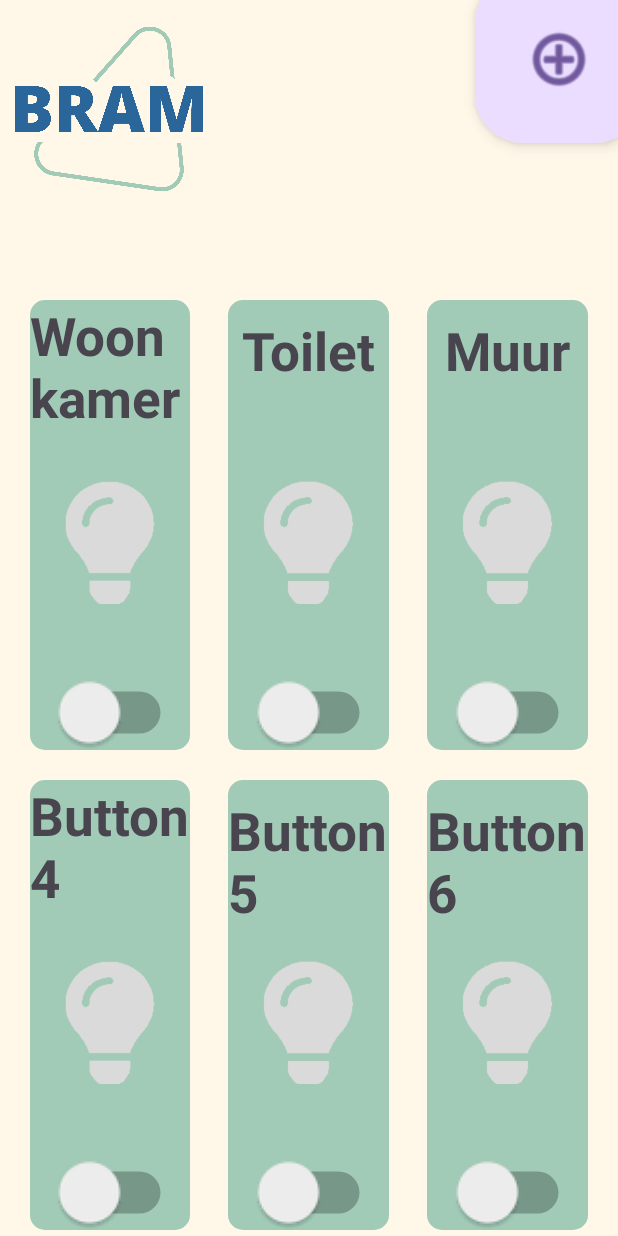
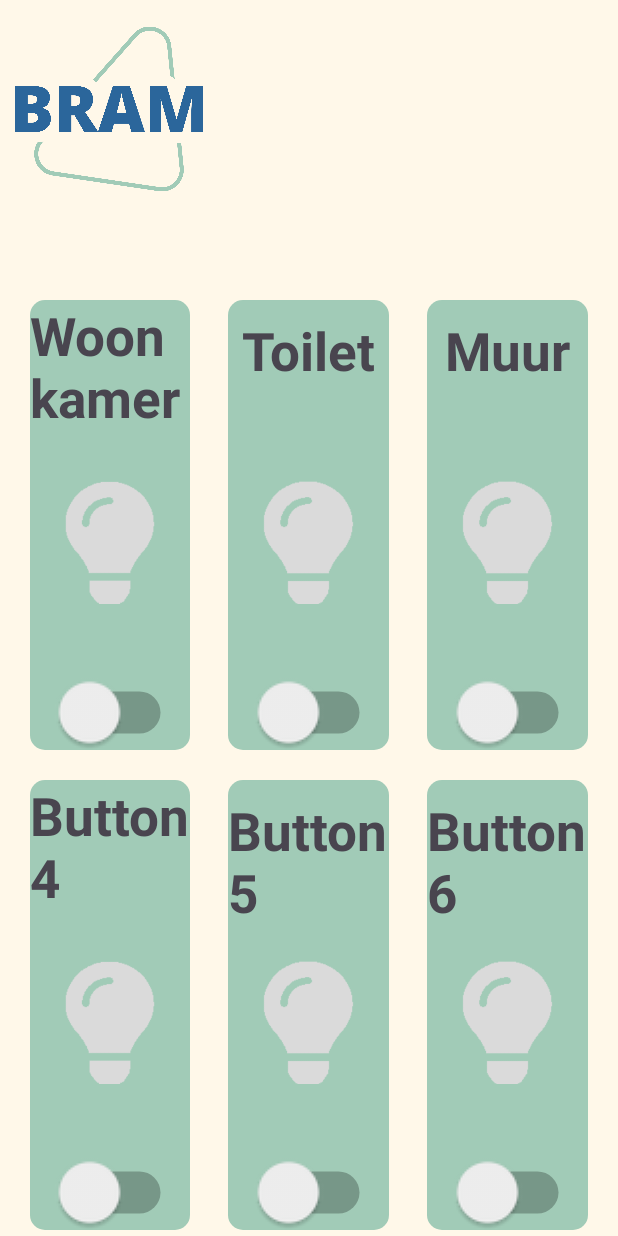
Before and after one commit to 6028083/BRAM, an Android app: the layout activity_lichten_toilet.xml on its own in the app's theme, with its tools: preview values and no code run, on a phone screen of 412 x 824 dp. Run offline under Robolectric (Android 15) with nearby library versions, the phone set to English and light mode, and no system bars.

```diff
--- a/app/src/main/AndroidManifest.xml
+++ b/app/src/main/AndroidManifest.xml
@@ -17,7 +17,7 @@
             android:name=".fotoalbum"
             android:exported="false" />
         <activity
-            android:name=".lichten_woonkamer"
+            android:name=".lichten_toilet"
             android:exported="false" />
         <activity
             android:name=".MainActivity"
--- a/app/src/main/java/com/example/bram/MainActivity.java
+++ b/app/src/main/java/com/example/bram/MainActivity.java
@@ -40,7 +40,7 @@ public class MainActivity extends AppCompatActivity {
             @Override
             public void onClick(View v) {
                 // Start the new activity
-                Intent intent = new Intent(MainActivity.this, fotoalbum.class);
+                Intent intent = new Intent(MainActivity.this, lichten_toilet.class);
                 startActivity(intent);
             }
         });
--- a/app/src/main/res/layout/activity_lichten_toilet.xml
+++ b/app/src/main/res/layout/activity_lichten_toilet.xml
@@ -258,16 +258,5 @@
         </LinearLayout>
     </LinearLayout>
 
-    <com.google.android.material.floatingactionbutton.FloatingActionButton
-        android:id="@+id/floatingActionButton"
-        android:layout_width="wrap_content"
-        android:layout_height="wrap_content"
-        android:layout_marginTop="11dp"
-        android:layout_marginEnd="11dp"
-        android:clickable="true"
-        app:layout_constraintEnd_toEndOf="parent"
-        app:layout_constraintTop_toTopOf="parent"
-        app:srcCompat="@android:drawable/ic_menu_add"
-        android:scaleX="2"
-        android:scaleY="2"/>
+
 </androidx.constraintlayout.widget.ConstraintLayout>
```
Also changed, not shown: app/src/main/java/com/example/bram/fotoalbum.java (+2 -5 lines), app/src/main/java/com/example/bram/lichten_toilet.java (+97 -1 lines).
